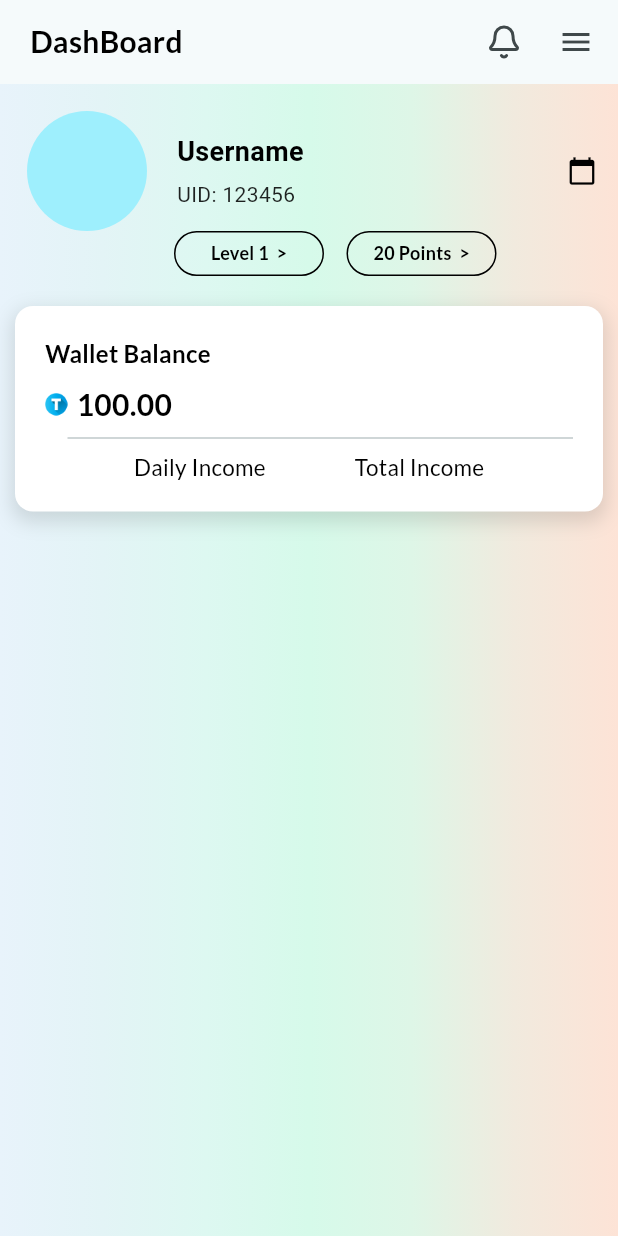
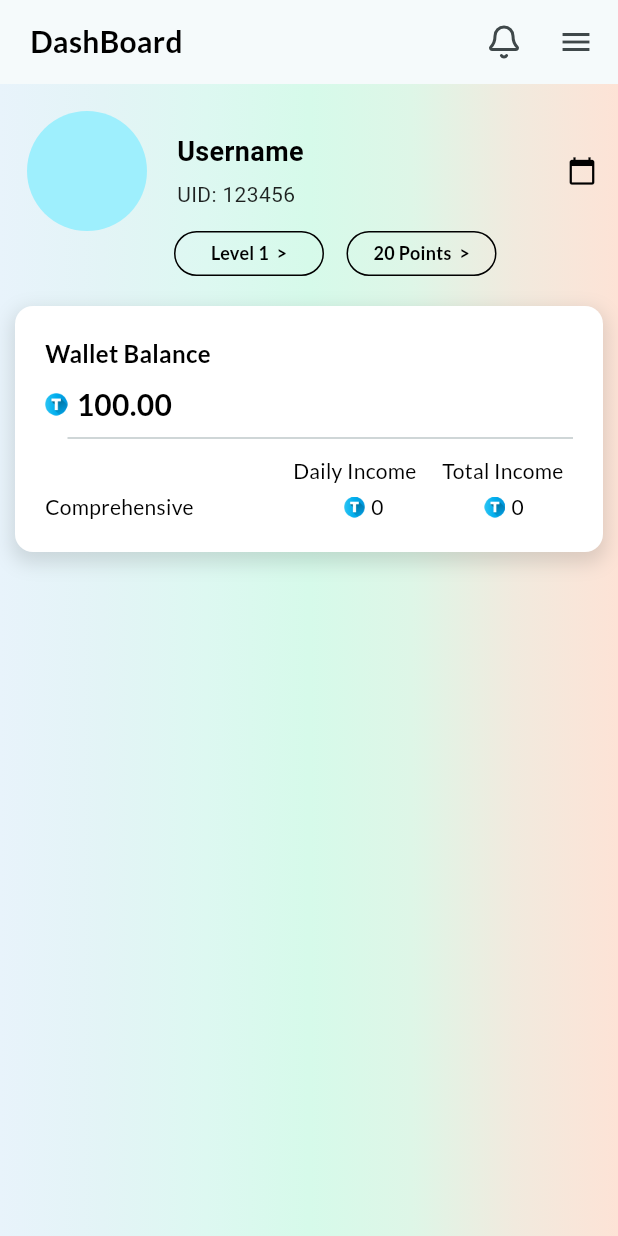
Before and after one commit to Sukhmeetsingh306/NFT_Trading, a Flutter app: the screen it shows after launch, on a phone screen of 412 x 824 dp. Run offline on Flutter 3.47's test engine with Material 3 defaults, Android fonts, the phone set to English and light mode, and no system bars; our stand-ins replace google_fonts, intl_phone_field, lucide_icons.

Commit message:
fields setlled up

```diff
--- a/frontend/lib/screens/account/dashboard_account.dart
+++ b/frontend/lib/screens/account/dashboard_account.dart
@@ -12,6 +12,8 @@ class DashboardAccount extends StatelessWidget {
 
   @override
   Widget build(BuildContext context) {
+    double width = MediaQuery.of(context).size.width;
+
     return Scaffold(
       appBar: AppBar(
         title: Padding(
@@ -153,23 +155,28 @@ class DashboardAccount extends StatelessWidget {
                           padding: const EdgeInsets.only(left: 15.0),
                           child: Divider(),
                         ),
-                        Row(
+                        Padding(
+                          padding: const EdgeInsets.all(4.0),
+                          child: Row(
                             mainAxisAlignment: MainAxisAlignment.spaceEvenly,
                             crossAxisAlignment: CrossAxisAlignment.end,
                             children: [
+                              SizedBox(width: width * 0.38),
                               googleText(
                                 'Daily Income',
-                              fontSize: 15,
+                                fontSize: 14,
                                 fontWeight: FontWeight.w500,
                               ),
+                              SizedBox(width: width * 0.03),
                               googleText(
                                 'Total Income',
-                              fontSize: 15,
+                                fontSize: 14,
                                 fontWeight: FontWeight.w500,
                               ),
                             ],
                           ),
-                        //earning('Comprehensive', dailyIncome, totalIncome)
+                        ),
+                        earning(context, 'Comprehensive', '0', '0'),
                       ],
                     ),
                   ),
```
Lines whose indentation alone changed are shown as unchanged.
